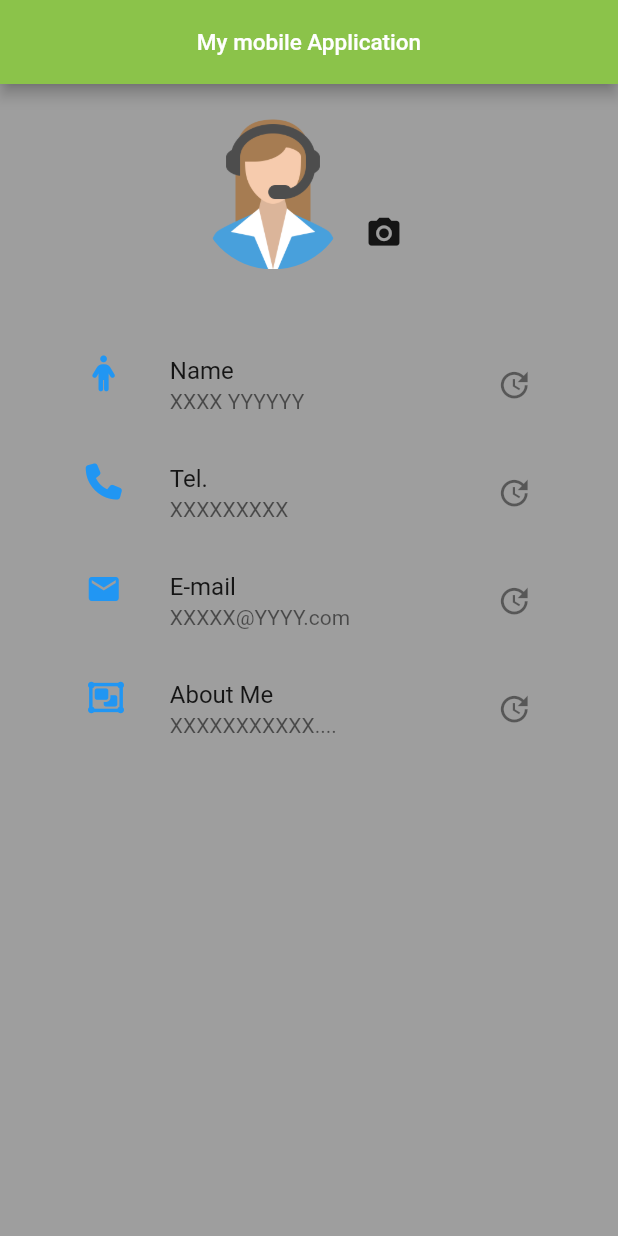
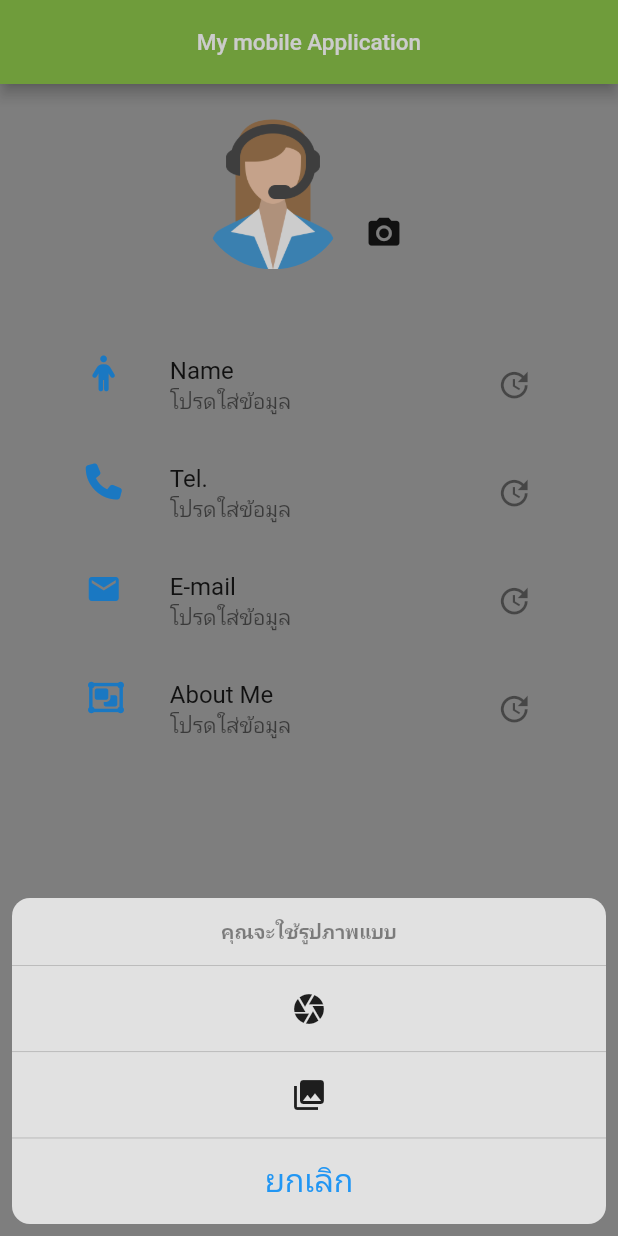
Before and after one commit to Thongek-wpm/flutter_mobile_application, a Flutter app: the screen it shows after launch, after a tap on the "camera alt" icon, on a phone screen of 412 x 824 dp. Run offline on Flutter 3.47's test engine with Material 2 defaults, Android fonts, the phone set to English and light mode, and no system bars; our stand-ins replace font_awesome_flutter, google_fonts, image_picker, shared_preferences; Roboto replaces fonts that are missing (Kadwa, Kanit).

Commit message:
Update home_ui.dart

```diff
--- a/lib/screens/home_ui.dart
+++ b/lib/screens/home_ui.dart
@@ -1,5 +1,6 @@
 import 'dart:io';
 
+import 'package:flutter/cupertino.dart';
 import 'package:flutter/material.dart';
 import 'package:font_awesome_flutter/font_awesome_flutter.dart';
 import 'package:google_fonts/google_fonts.dart';
@@ -19,10 +20,10 @@ class HomeUi extends StatefulWidget {
 }
 
 class _HomeUiState extends State<HomeUi> {
-  String ur_name = 'XXXX YYYYYY';
-  String ur_phone = 'XXXXXXXXX';
-  String ur_email = 'XXXXX@YYYY.com';
-  String ur_about = 'XXXXXXXXXXX....';
+  String ur_name = 'โปรดใส่ข้อมูล';
+  String ur_phone = 'โปรดใส่ข้อมูล';
+  String ur_email = 'โปรดใส่ข้อมูล';
+  String ur_about = 'โปรดใส่ข้อมูล';
   getfromSP() async {
     SharedPreferences sp = await SharedPreferences.getInstance();
     if (sp.containsKey("name_key") == true) {
@@ -128,8 +129,32 @@ class _HomeUiState extends State<HomeUi> {
                   IconButton(
                     onPressed: () {
                       //open photo or gallery
-                      takePhotoFromCamera();
-                      //selectPhotoFromCamera();
+                      showCupertinoModalPopup(
+                        context: context,
+                        builder: ((context) => CupertinoActionSheet(
+                              title: Text(
+                                "คุณจะใช้รูปภาพแบบ",
+                                style: GoogleFonts.kanit(
+                                    fontWeight: FontWeight.bold),
+                              ),
+                              actions: [
+                                CupertinoActionSheetAction(
+                                  onPressed: (() => takePhotoFromCamera()),
+                                  child: Icon(Icons.camera),
+                                ),
+                                CupertinoActionSheetAction(
+                                  onPressed: (() => selectPhotoFromCamera()),
+                                  child: Icon(Icons.photo_library),
+                                ),
+                                CupertinoActionSheetAction(
+                                  onPressed: () {
+                                    Navigator.pop(context);
+                                  },
+                                  child: Text('ยกเลิก'),
+                                ),
+                              ],
+                            )),
+                      );
                     },
                     // ignore: prefer_const_constructors
                     icon: Icon(
```
